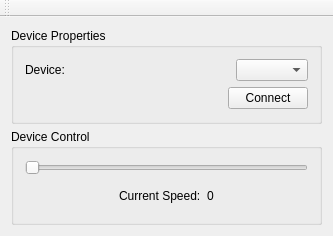
Qt form examples/trancevibe_qt/mainwindow.ui (qdot/libtrancevibe) before a commit.
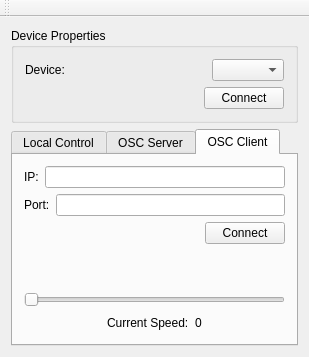
The same form after that commit. The open tabs and pages were chosen to show the change.

Commit message: Playing around with layout more

```diff
--- a/examples/trancevibe_qt/mainwindow.ui
+++ b/examples/trancevibe_qt/mainwindow.ui
@@ -6,21 +6,16 @@
    <rect>
     <x>0</x>
     <y>0</y>
-    <width>333</width>
-    <height>236</height>
+    <width>309</width>
+    <height>357</height>
    </rect>
   </property>
   <property name="windowTitle">
    <string>Trancevibrator Test</string>
   </property>
   <widget class="QWidget" name="centralWidget">
-   <layout class="QGridLayout" name="gridLayout">
+   <layout class="QGridLayout" name="gridLayout_5">
     <item row="0" column="0">
-     <layout class="QVBoxLayout" name="verticalLayout">
-      <property name="spacing">
-       <number>5</number>
-      </property>
-      <item>
        <widget class="QGroupBox" name="groupBox">
         <property name="title">
          <string>Device Properties</string>
@@ -84,13 +79,32 @@
         </layout>
        </widget>
       </item>
-      <item>
-       <widget class="QGroupBox" name="groupBox_2">
-        <property name="title">
-         <string>Device Control</string>
-        </property>
+    <item row="1" column="0">
+     <widget class="QTabWidget" name="tabWidget">
+      <property name="currentIndex">
+       <number>0</number>
+      </property>
+      <widget class="QWidget" name="tv_local">
+       <attribute name="title">
+        <string>Local Control</string>
+       </attribute>
         <layout class="QGridLayout" name="gridLayout_3">
          <item row="0" column="0">
+         <layout class="QVBoxLayout" name="verticalLayout">
+          <item>
+           <spacer name="verticalSpacer">
+            <property name="orientation">
+             <enum>Qt::Vertical</enum>
+            </property>
+            <property name="sizeHint" stdset="0">
+             <size>
+              <width>20</width>
+              <height>40</height>
+             </size>
+            </property>
+           </spacer>
+          </item>
+          <item>
           <layout class="QVBoxLayout" name="verticalLayout_3">
            <item>
             <widget class="QSlider" name="horizontalSlider">
@@ -146,9 +160,258 @@
           </layout>
          </item>
         </layout>
-       </widget>
-      </item>
-     </layout>
+        </item>
+       </layout>
+      </widget>
+      <widget class="QWidget" name="tv_oscserver">
+       <attribute name="title">
+        <string>OSC Server</string>
+       </attribute>
+       <layout class="QGridLayout" name="gridLayout">
+        <item row="0" column="0">
+         <layout class="QHBoxLayout" name="horizontalLayout_5">
+          <item>
+           <widget class="QLabel" name="label_4">
+            <property name="text">
+             <string>Port:</string>
+            </property>
+           </widget>
+          </item>
+          <item>
+           <widget class="QLineEdit" name="lineEdit"/>
+          </item>
+          <item>
+           <spacer name="horizontalSpacer_7">
+            <property name="orientation">
+             <enum>Qt::Horizontal</enum>
+            </property>
+            <property name="sizeHint" stdset="0">
+             <size>
+              <width>40</width>
+              <height>20</height>
+             </size>
+            </property>
+           </spacer>
+          </item>
+          <item>
+           <widget class="QPushButton" name="pushButton">
+            <property name="text">
+             <string>Listen</string>
+            </property>
+           </widget>
+          </item>
+         </layout>
+        </item>
+        <item row="1" column="0">
+         <spacer name="verticalSpacer_3">
+          <property name="orientation">
+           <enum>Qt::Vertical</enum>
+          </property>
+          <property name="sizeHint" stdset="0">
+           <size>
+            <width>20</width>
+            <height>64</height>
+           </size>
+          </property>
+         </spacer>
+        </item>
+        <item row="2" column="0">
+         <layout class="QVBoxLayout" name="verticalLayout_4">
+          <item>
+           <widget class="QSlider" name="horizontalSlider_2">
+            <property name="orientation">
+             <enum>Qt::Horizontal</enum>
+            </property>
+           </widget>
+          </item>
+          <item>
+           <layout class="QHBoxLayout" name="horizontalLayout_4">
+            <item>
+             <spacer name="horizontalSpacer_5">
+              <property name="orientation">
+               <enum>Qt::Horizontal</enum>
+              </property>
+              <property name="sizeHint" stdset="0">
+               <size>
+                <width>40</width>
+                <height>20</height>
+               </size>
+              </property>
+             </spacer>
+            </item>
+            <item>
+             <widget class="QLabel" name="label_5">
+              <property name="text">
+               <string>Current Speed:</string>
+              </property>
+             </widget>
+            </item>
+            <item>
+             <widget class="QLabel" name="label_6">
+              <property name="text">
+               <string>0</string>
+              </property>
+             </widget>
+            </item>
+            <item>
+             <spacer name="horizontalSpacer_6">
+              <property name="orientation">
+               <enum>Qt::Horizontal</enum>
+              </property>
+              <property name="sizeHint" stdset="0">
+               <size>
+                <width>40</width>
+                <height>20</height>
+               </size>
+              </property>
+             </spacer>
+            </item>
+           </layout>
+          </item>
+         </layout>
+        </item>
+       </layout>
+      </widget>
+      <widget class="QWidget" name="tv_oscclient">
+       <attribute name="title">
+        <string>OSC Client</string>
+       </attribute>
+       <layout class="QGridLayout" name="gridLayout_4">
+        <item row="0" column="0">
+         <layout class="QVBoxLayout" name="verticalLayout_7">
+          <item>
+           <layout class="QVBoxLayout" name="verticalLayout_6">
+            <item>
+             <layout class="QHBoxLayout" name="horizontalLayout_9">
+              <item>
+               <widget class="QLabel" name="label_10">
+                <property name="text">
+                 <string>IP:</string>
+                </property>
+               </widget>
+              </item>
+              <item>
+               <widget class="QLineEdit" name="lineEdit_3">
+                <property name="text">
+                 <string/>
+                </property>
+               </widget>
+              </item>
+             </layout>
+            </item>
+            <item>
+             <layout class="QHBoxLayout" name="horizontalLayout_8">
+              <item>
+               <widget class="QLabel" name="label_7">
+                <property name="text">
+                 <string>Port:</string>
+                </property>
+               </widget>
+              </item>
+              <item>
+               <widget class="QLineEdit" name="lineEdit_2"/>
+              </item>
+             </layout>
+            </item>
+            <item>
+             <layout class="QHBoxLayout" name="horizontalLayout_6">
+              <item>
+               <spacer name="horizontalSpacer_8">
+                <property name="orientation">
+                 <enum>Qt::Horizontal</enum>
+                </property>
+                <property name="sizeHint" stdset="0">
+                 <size>
+                  <width>40</width>
+                  <height>20</height>
+                 </size>
+                </property>
+               </spacer>
+              </item>
+              <item>
+               <widget class="QPushButton" name="pushButton_3">
+                <property name="text">
+                 <string>Connect</string>
+                </property>
+               </widget>
+              </item>
+             </layout>
+            </item>
+           </layout>
+          </item>
+          <item>
+           <spacer name="verticalSpacer_2">
+            <property name="orientation">
+             <enum>Qt::Vertical</enum>
+            </property>
+            <property name="sizeHint" stdset="0">
+             <size>
+              <width>20</width>
+              <height>40</height>
+             </size>
+            </property>
+           </spacer>
+          </item>
+          <item>
+           <layout class="QVBoxLayout" name="verticalLayout_5">
+            <item>
+             <widget class="QSlider" name="horizontalSlider_3">
+              <property name="orientation">
+               <enum>Qt::Horizontal</enum>
+              </property>
+             </widget>
+            </item>
+            <item>
+             <layout class="QHBoxLayout" name="horizontalLayout_7">
+              <item>
+               <spacer name="horizontalSpacer_9">
+                <property name="orientation">
+                 <enum>Qt::Horizontal</enum>
+                </property>
+                <property name="sizeHint" stdset="0">
+                 <size>
+                  <width>40</width>
+                  <height>20</height>
+                 </size>
+                </property>
+               </spacer>
+              </item>
+              <item>
+               <widget class="QLabel" name="label_8">
+                <property name="text">
+                 <string>Current Speed:</string>
+                </property>
+               </widget>
+              </item>
+              <item>
+               <widget class="QLabel" name="label_9">
+                <property name="text">
+                 <string>0</string>
+                </property>
+               </widget>
+              </item>
+              <item>
+               <spacer name="horizontalSpacer_10">
+                <property name="orientation">
+                 <enum>Qt::Horizontal</enum>
+                </property>
+                <property name="sizeHint" stdset="0">
+                 <size>
+                  <width>40</width>
+                  <height>20</height>
+                 </size>
+                </property>
+               </spacer>
+              </item>
+             </layout>
+            </item>
+           </layout>
+          </item>
+         </layout>
+        </item>
+       </layout>
+      </widget>
+     </widget>
     </item>
    </layout>
   </widget>
```
Lines whose indentation alone changed are shown as unchanged. The commit also changes 1 other file.
